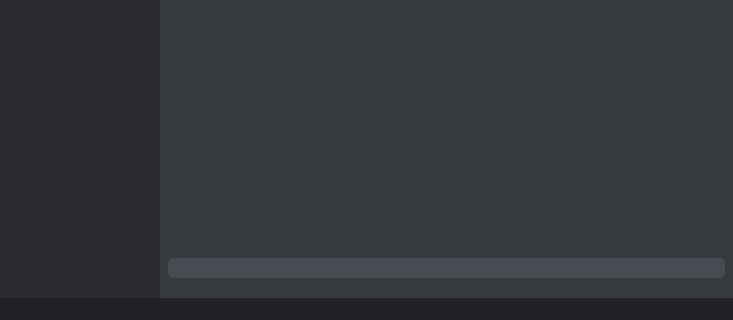
alexemanuelol/QT_Client_Python_Server_Chat, file ChatClient/chatclient.ui: the form before one commit; both pictures show x 107 to 840 and y 304 to 624 of the 840 by 624 pixel window.
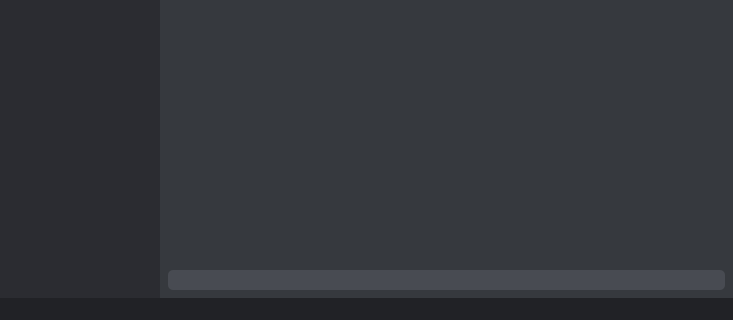
The form after the commit.

What changed in the file:
```diff
--- a/ChatClient/chatclient.ui
+++ b/ChatClient/chatclient.ui
@@ -434,13 +434,13 @@
            <number>8</number>
           </property>
           <property name="topMargin">
-           <number>20</number>
+           <number>5</number>
           </property>
           <property name="rightMargin">
            <number>8</number>
           </property>
           <property name="bottomMargin">
-           <number>20</number>
+           <number>8</number>
           </property>
           <item>
            <widget class="QLineEdit" name="send_line">
```
Left out of the diff: 50 changed lines with no effect on the pictures.
